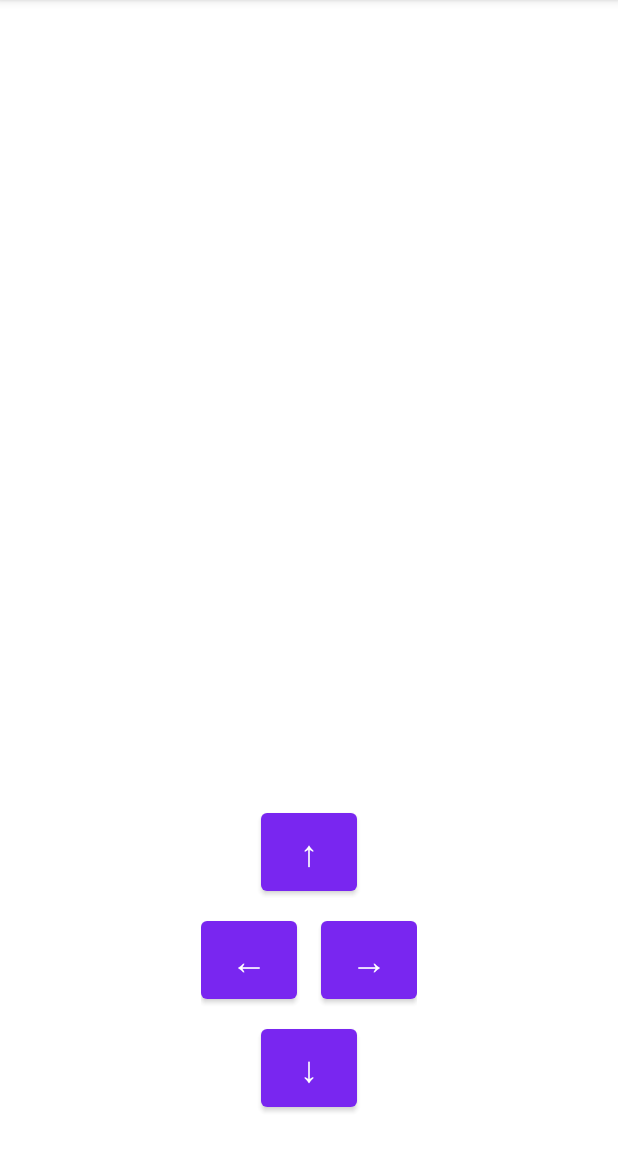
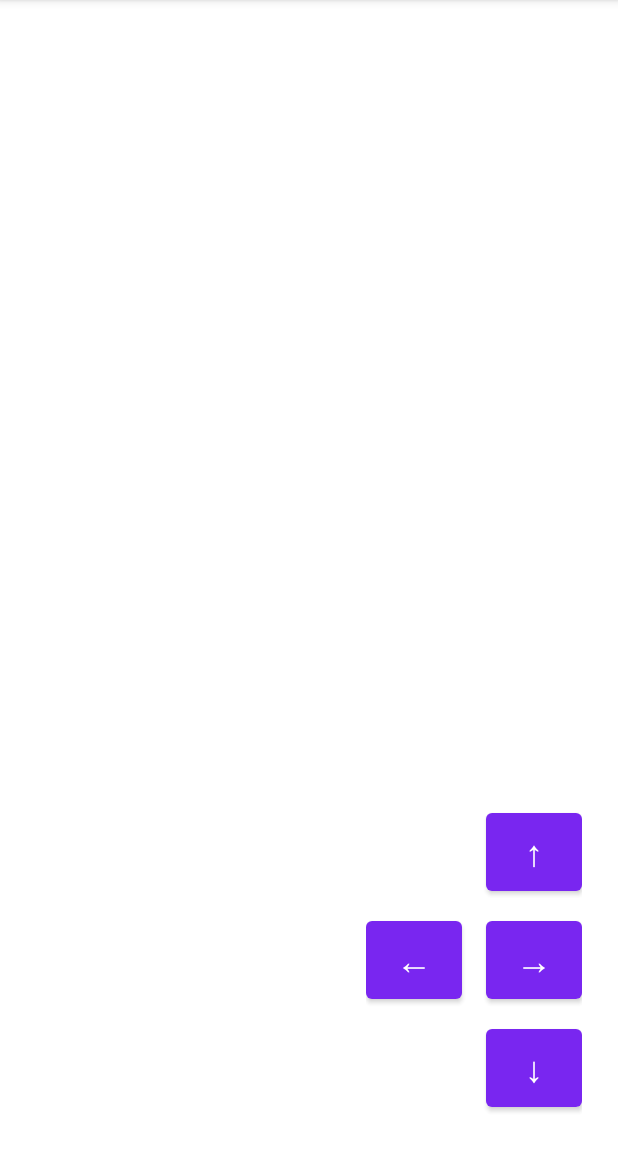
Before and after one commit to Bartolg/Snake, an Android app: the screen it shows after launch (MainActivity), on a phone screen of 412 x 824 dp, the part 84-1236 px from its top. Run offline under Robolectric (Android 15) with nearby library versions, the phone set to English and light mode, and no system bars; libraries missing offline, so code that uses them is left out: com.google.androidgamesdk; 1 statement that could not run was skipped.

Commit message:
Move controller overlay to bottom right

```diff
--- a/app/src/main/res/layout/controller_overlay.xml
+++ b/app/src/main/res/layout/controller_overlay.xml
@@ -9,9 +9,10 @@
     <LinearLayout
         android:layout_width="wrap_content"
         android:layout_height="wrap_content"
-        android:layout_gravity="bottom|center_horizontal"
+        android:layout_gravity="bottom|end"
         android:layout_marginBottom="24dp"
-        android:gravity="center"
+        android:layout_marginEnd="24dp"
+        android:gravity="end"
         android:orientation="vertical"
         android:alpha="0.85">
 
```
